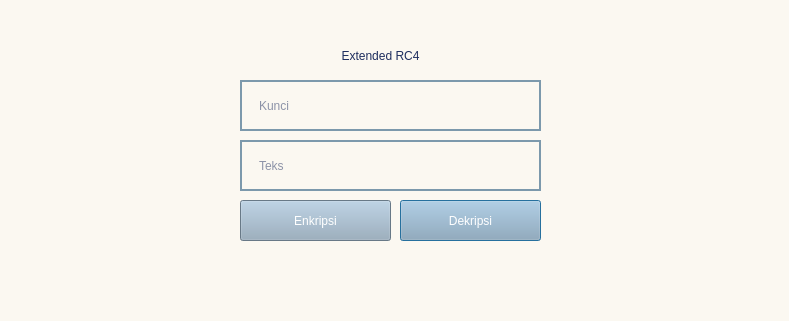
Above: text.ui from stellaribli/StreamCipher before the change. Below: the same form after it.
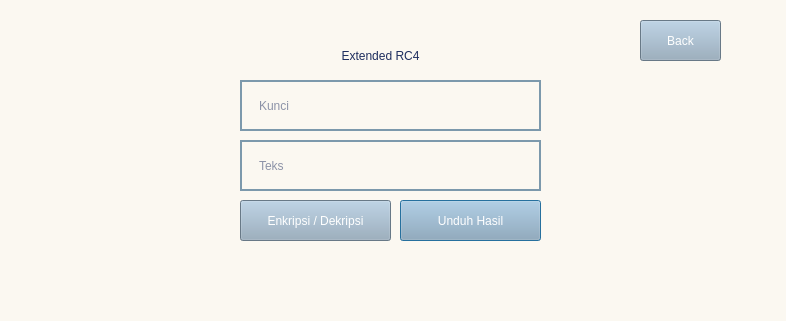
That is the form after the change.

```diff
--- a/text.ui
+++ b/text.ui
@@ -6,7 +6,7 @@
    <rect>
     <x>0</x>
     <y>0</y>
-    <width>789</width>
+    <width>786</width>
     <height>321</height>
    </rect>
   </property>
@@ -41,7 +41,7 @@
  }</string>
    </property>
    <property name="text">
-    <string>Dekripsi</string>
+    <string>Unduh Hasil</string>
    </property>
   </widget>
   <widget class="QLabel" name="label_2">
@@ -86,7 +86,7 @@
  }</string>
    </property>
    <property name="text">
-    <string>Enkripsi</string>
+    <string>Enkripsi / Dekripsi</string>
    </property>
   </widget>
   <widget class="QLineEdit" name="kunci">
@@ -160,6 +160,32 @@
     <set>Qt::AlignCenter</set>
    </property>
   </widget>
+  <widget class="QPushButton" name="backButton">
+   <property name="geometry">
+    <rect>
+     <x>640</x>
+     <y>20</y>
+     <width>81</width>
+     <height>41</height>
+    </rect>
+   </property>
+   <property name="styleSheet">
+    <string notr="true">QPushButton{ 
+	background-color: #92A9BD; color:#FFFFFF;
+font: 17pt &quot;Mulish&quot;;color:#fff; 
+	border-radius: 13.25760269165039px;
+}
+
+ QPushButton:hover {
+	background-color: #7C99AC; color:#FFFFFF;
+font: 17pt &quot;Mulish&quot;;color:#fff; 
+	border-radius: 13.25760269165039px;
+ }</string>
+   </property>
+   <property name="text">
+    <string>Back</string>
+   </property>
+  </widget>
  </widget>
  <resources/>
  <connections/>
```
